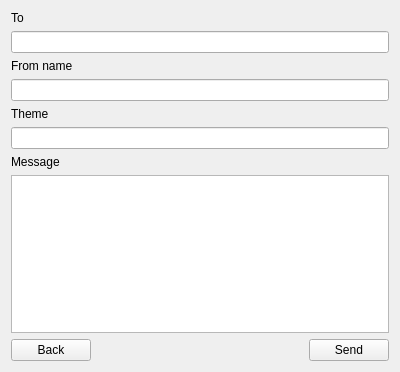
Old version of the form simpletextform.ui in the repository blockemail/blockey.
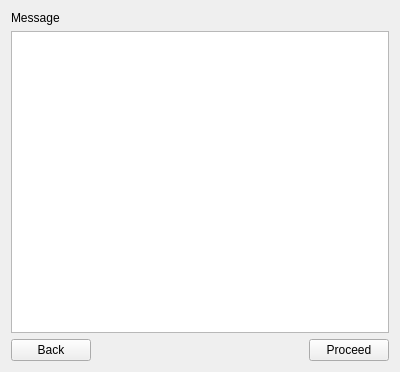
New version of the form.

```diff
--- a/simpletextform.ui
+++ b/simpletextform.ui
@@ -16,36 +16,6 @@
   <layout class="QGridLayout" name="gridLayout">
    <item row="0" column="0">
     <layout class="QVBoxLayout" name="verticalLayout">
-     <item>
-      <widget class="QLabel" name="label_2">
-       <property name="text">
-        <string>To</string>
-       </property>
-      </widget>
-     </item>
-     <item>
-      <widget class="QLineEdit" name="recepientLineEdit"/>
-     </item>
-     <item>
-      <widget class="QLabel" name="label_3">
-       <property name="text">
-        <string>From name</string>
-       </property>
-      </widget>
-     </item>
-     <item>
-      <widget class="QLineEdit" name="fromNameLineEdit"/>
-     </item>
-     <item>
-      <widget class="QLabel" name="label_4">
-       <property name="text">
-        <string>Theme</string>
-       </property>
-      </widget>
-     </item>
-     <item>
-      <widget class="QLineEdit" name="themeLlineEdit"/>
-     </item>
      <item>
       <widget class="QLabel" name="label">
        <property name="text">
@@ -81,7 +51,7 @@
        <item>
         <widget class="QPushButton" name="sendButton">
          <property name="text">
-          <string>Send</string>
+          <string>Proceed</string>
          </property>
         </widget>
        </item>
```
Left out of the diff: 2 changed lines with no effect on the pictures.
